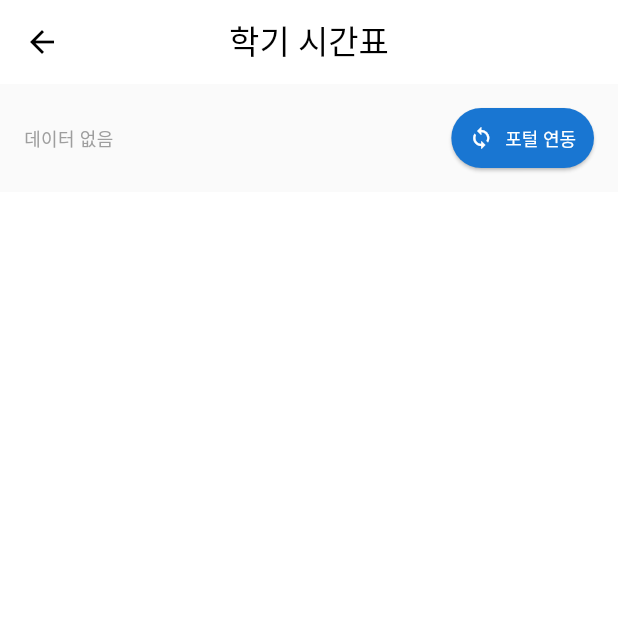
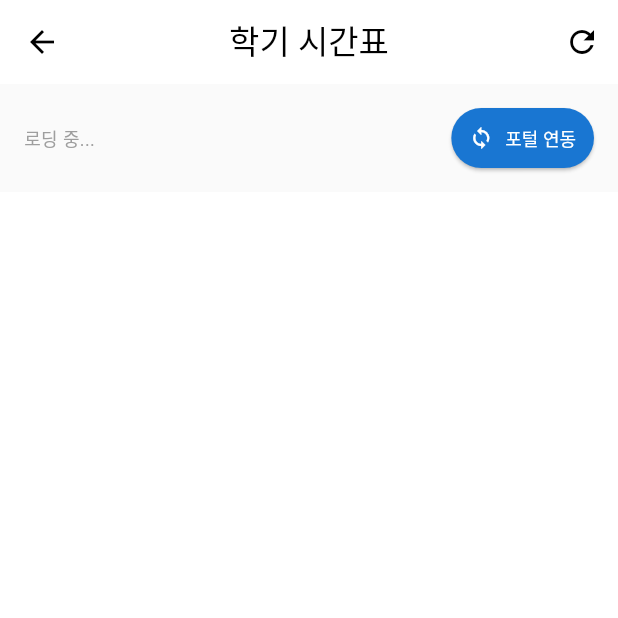
Before and after one commit to Mobile-Project-SunMoonShuttleBus/sunmoon-shuttle, a Flutter app: the PortalLoginScreen screen opened directly, on a phone screen of 412 x 824 dp, the top half of it. Run offline on Flutter 3.47's test engine with Material 3 defaults, Android fonts, the phone set to English and light mode, and no system bars; our stand-ins replace dio, flutter_markdown, flutter_secure_storage, geolocator, shared_preferences, webview_flutter; missing offline and left inert: flutter_naver_map; accounts and stored records are empty; network calls fail.

Commit message:
Updated Changes

```diff
--- a/lib/screens/portal_login_screen.dart
+++ b/lib/screens/portal_login_screen.dart
@@ -317,10 +317,29 @@ class _PortalLoginScreenState extends State<PortalLoginScreen> {
 
   @override
   Widget build(BuildContext context) {
-    final hasData = _timetableData != null && _timetableData!.timetable.isNotEmpty;
+    // 데이터가 있고 실제로 과목이 있는지 확인
+    final hasData = _timetableData != null &&
+                    _timetableData!.timetable.isNotEmpty &&
+                    _timetableData!.count > 0;
 
     return Scaffold(
-      appBar: AppBar(title: const Text('학기 시간표'), centerTitle: true, elevation: 0, backgroundColor: Colors.white, foregroundColor: Colors.black),
+      appBar: AppBar(
+        title: const Text('학기 시간표'),
+        centerTitle: true,
+        elevation: 0,
+        backgroundColor: Colors.white,
+        foregroundColor: Colors.black,
+        actions: [
+          // 새로고침 버튼 추가
+          IconButton(
+            icon: const Icon(Icons.refresh),
+            onPressed: () {
+              _fetchTimetableFromServer();
+            },
+            tooltip: '새로고침',
+          ),
+        ],
+      ),
       body: Column(
         children: [
           // 상단 컨트롤 영역
@@ -330,13 +349,29 @@ class _PortalLoginScreenState extends State<PortalLoginScreen> {
             child: Row(
               mainAxisAlignment: MainAxisAlignment.spaceBetween,
               children: [
-                if (_timetableData?.lastCrawledAt != null)
-                  Text('업데이트: ${_timetableData!.lastCrawledAt!.month}/${_timetableData!.lastCrawledAt!.day}', style: const TextStyle(fontSize: 12, color: Colors.grey))
+                if (_timetableData != null)
+                  Column(
+                    crossAxisAlignment: CrossAxisAlignment.start,
+                    children: [
+                      if (_timetableData!.lastCrawledAt != null)
+                        Text(
+                          '업데이트: ${_timetableData!.lastCrawledAt!.month}/${_timetableData!.lastCrawledAt!.day}',
+                          style: const TextStyle(fontSize: 12, color: Colors.grey),
+                        )
+                      else
+                        const Text('데이터 없음', style: TextStyle(fontSize: 12, color: Colors.grey)),
+                      if (kDebugMode && _timetableData != null)
+                        Text(
+                          '상태: ${_timetableData!.crawlingStatus}, 개수: ${_timetableData!.count}',
+                          style: const TextStyle(fontSize: 10, color: Colors.grey),
+                        ),
+                    ],
+                  )
                 else
-                  const Text('데이터 없음', style: TextStyle(fontSize: 12, color: Colors.grey)),
+                  const Text('로딩 중...', style: TextStyle(fontSize: 12, color: Colors.grey)),
 
                 ElevatedButton.icon(
-                  onPressed: _openPortalWebView,
+                  onPressed: _isLoadingTimetable ? null : _openPortalWebView,
                   icon: const Icon(Icons.sync, size: 16),
                   label: const Text('포털 연동'),
                   style: ElevatedButton.styleFrom(
```
